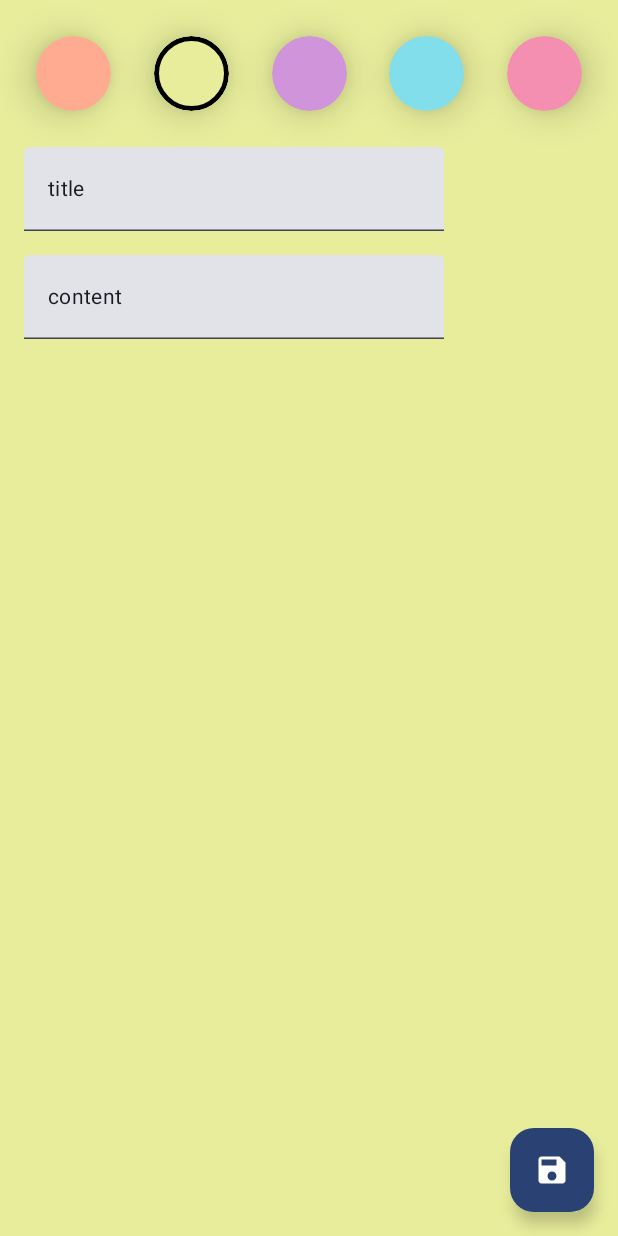
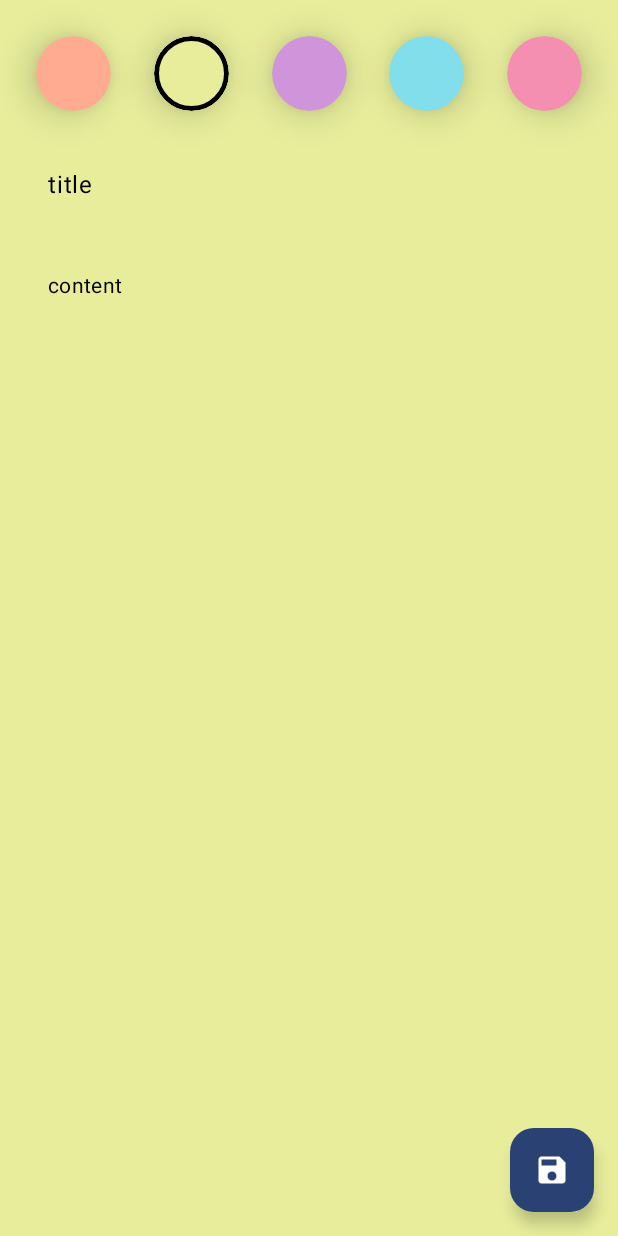
Before and after one commit to Regiva/Noted, an Android app built with Jetpack Compose: the screen it shows after launch (MainActivity), after a tap on "Add note", on a phone screen of 412 x 824 dp. Run offline under Robolectric (Android 15) with nearby library versions, the phone set to English and light mode, and no system bars; our stand-ins replace Dagger/Hilt's generated code, Room's generated code; 1 other tap on this screen came first.

Commit message:
added TransparentHintTextField.kt which replaced standard TextField in AddEditNoteScreen.kt

```diff
--- a/app/src/main/AndroidManifest.xml
+++ b/app/src/main/AndroidManifest.xml
@@ -16,6 +16,7 @@
         <activity
             android:name=".MainActivity"
             android:exported="true"
+            android:windowSoftInputMode="adjustResize"
             android:theme="@style/Theme.Noted">
             <intent-filter>
                 <action android:name="android.intent.action.MAIN" />
--- a/app/src/main/java/com/noted/features/note/presentation/addeditnote/AddEditNoteScreen.kt
+++ b/app/src/main/java/com/noted/features/note/presentation/addeditnote/AddEditNoteScreen.kt
@@ -22,6 +22,7 @@ import androidx.hilt.navigation.compose.hiltViewModel
 import androidx.navigation.NavController
 import com.noted.R
 import com.noted.features.note.domain.model.Note
+import com.noted.features.note.presentation.addeditnote.components.TransparentHintTextField
 import kotlinx.coroutines.flow.collectLatest
 import kotlinx.coroutines.launch
 
@@ -37,7 +38,7 @@ fun AddEditNoteScreen(
 
     val noteBackgroundAnimatable = remember {
         Animatable(
-            Color(if (noteColor != -1) noteColor else viewModel.state.noteColor)
+            Color(if (noteColor != -1) noteColor else viewModel.state.noteColor.toArgb())
         )
     }
 
@@ -76,6 +77,52 @@ fun AddEditNoteScreen(
                 .background(noteBackgroundAnimatable.value)
                 .padding(16.dp),
         ) {
+            ColorSection(
+                noteColor = state.noteColor,
+                onChangeColor = { color ->
+                    viewModel.onEvent(AddEditNoteScreenEvent.ChangeColor(color))
+                },
+                onAnimateColor = { color ->
+                    scope.launch {
+                        noteBackgroundAnimatable.animateTo(
+                            targetValue = color,
+                            animationSpec = tween(
+                                durationMillis = 500,
+                            )
+                        )
+                    }
+                }
+            )
+            Spacer(modifier = Modifier.height(16.dp))
+            TransparentHintTextField(
+                value = state.noteTitleTextFieldValue,
+                hint = "Enter title...",
+                onValueChange = {
+                    viewModel.onEvent(AddEditNoteScreenEvent.EnteredTitle(it.text))
+                },
+                onFocusChange = {},
+                textStyle = MaterialTheme.typography.bodyLarge,
+            )
+            Spacer(modifier = Modifier.height(16.dp))
+            TransparentHintTextField(
+                value = state.noteContentTextFieldValue,
+                hint = "Enter content...",
+                onValueChange = {
+                    viewModel.onEvent(AddEditNoteScreenEvent.EnteredContent(it.text))
+                },
+                onFocusChange = {},
+                textStyle = MaterialTheme.typography.bodyMedium,
+            )
+        }
+    }
+}
+
+@Composable
+private fun ColorSection(
+    noteColor: Color,
+    onChangeColor: (Color) -> Unit,
+    onAnimateColor: (Color) -> Unit,
+) {
     Row(
         modifier = Modifier
             .fillMaxWidth()
@@ -83,7 +130,6 @@ fun AddEditNoteScreen(
         horizontalArrangement = Arrangement.SpaceBetween,
     ) {
         Note.noteColors.forEach { color ->
-                    val colorInt = color.toArgb()
             Box(
                 modifier = Modifier
                     .size(50.dp)
@@ -92,7 +138,7 @@ fun AddEditNoteScreen(
                     .background(color)
                     .border(
                         width = 3.dp,
-                                color = if (viewModel.state.noteColor == colorInt) {
+                        color = if (noteColor == color) {
                             Color.Black
                         } else {
                             Color.Transparent
@@ -100,37 +146,10 @@ fun AddEditNoteScreen(
                         shape = CircleShape,
                     )
                     .clickable {
-                                scope.launch {
-                                    noteBackgroundAnimatable.animateTo(
-                                        targetValue = color,
-                                        animationSpec = tween(
-                                            durationMillis = 500,
-                                        )
-                                    )
-                                }
-                                viewModel.onEvent(AddEditNoteScreenEvent.ChangeColor(colorInt))
+                        onAnimateColor.invoke(color)
+                        onChangeColor.invoke(color)
                     },
             )
         }
     }
-            Spacer(modifier = Modifier.height(16.dp))
-            TextField(
-                value = state.noteTitleTextFieldValue,
-                onValueChange = {
-                    viewModel.onEvent(AddEditNoteScreenEvent.EnteredTitle(it.text))
-                },
-                singleLine = true,
-                textStyle = MaterialTheme.typography.bodyMedium,
-            )
-            Spacer(modifier = Modifier.height(16.dp))
-            TextField(
-                value = state.noteContentTextFieldValue,
-                onValueChange = {
-                    viewModel.onEvent(AddEditNoteScreenEvent.EnteredContent(it.text))
-                },
-                singleLine = true,
-                textStyle = MaterialTheme.typography.bodyMedium,
-            )
 }
-    }
-}
--- /dev/null
+++ b/app/src/main/java/com/noted/features/note/presentation/addeditnote/components/TransparentHintTextField.kt
@@ -0,0 +1,59 @@
+package com.noted.features.note.presentation.addeditnote.components
+
+import androidx.compose.foundation.layout.Box
+import androidx.compose.foundation.layout.Row
+import androidx.compose.foundation.layout.fillMaxWidth
+import androidx.compose.foundation.layout.padding
+import androidx.compose.foundation.text.BasicTextField
+import androidx.compose.material3.Text
+import androidx.compose.runtime.Composable
+import androidx.compose.ui.Modifier
+import androidx.compose.ui.focus.FocusState
+import androidx.compose.ui.focus.onFocusChanged
+import androidx.compose.ui.graphics.Color
+import androidx.compose.ui.text.TextStyle
+import androidx.compose.ui.text.input.TextFieldValue
+import androidx.compose.ui.unit.dp
+
+@Composable
+fun TransparentHintTextField(
+    value: TextFieldValue,
+    hint: String,
+    modifier: Modifier = Modifier,
+    onValueChange: (TextFieldValue) -> Unit,
+    textStyle: TextStyle = TextStyle(),
+    singleLine: Boolean = false,
+    onFocusChange: (FocusState) -> Unit
+) {
+    Box(
+        modifier = modifier
+    ) {
+        BasicTextField(
+            value = value,
+            onValueChange = onValueChange,
+            singleLine = singleLine,
+            textStyle = textStyle,
+            modifier = Modifier
+                .fillMaxWidth()
+                .onFocusChanged {
+                    onFocusChange(it)
+                },
+            decorationBox = { innerTextField ->
+                Row(
+                    modifier = Modifier
+                        .padding(16.dp)
+                        .fillMaxWidth()
+                ) {
+                    if (value.text.isEmpty()) {
+                        Text(
+                            text = hint,
+                            style = textStyle,
+                            color = Color.DarkGray, // TODO: implement MaterialTheme
+                        )
+                    }
+                    innerTextField()
+                }
+            }
+        )
+    }
+}
```
Also changed, not shown: app/src/main/java/com/noted/features/note/presentation/addeditnote/AddEditNoteViewModel.kt (+15 -7 lines), app/src/main/java/com/noted/core/base/presentation/StatefulViewModel.kt (line endings or trailing spaces). Lines whose indentation alone changed are shown as unchanged.
